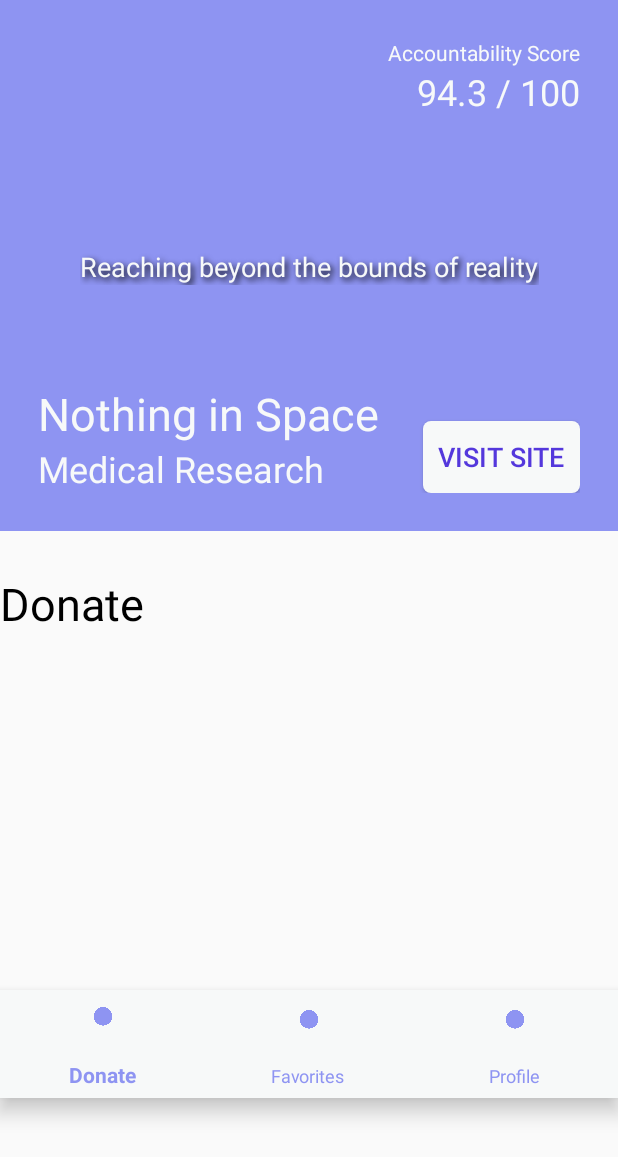
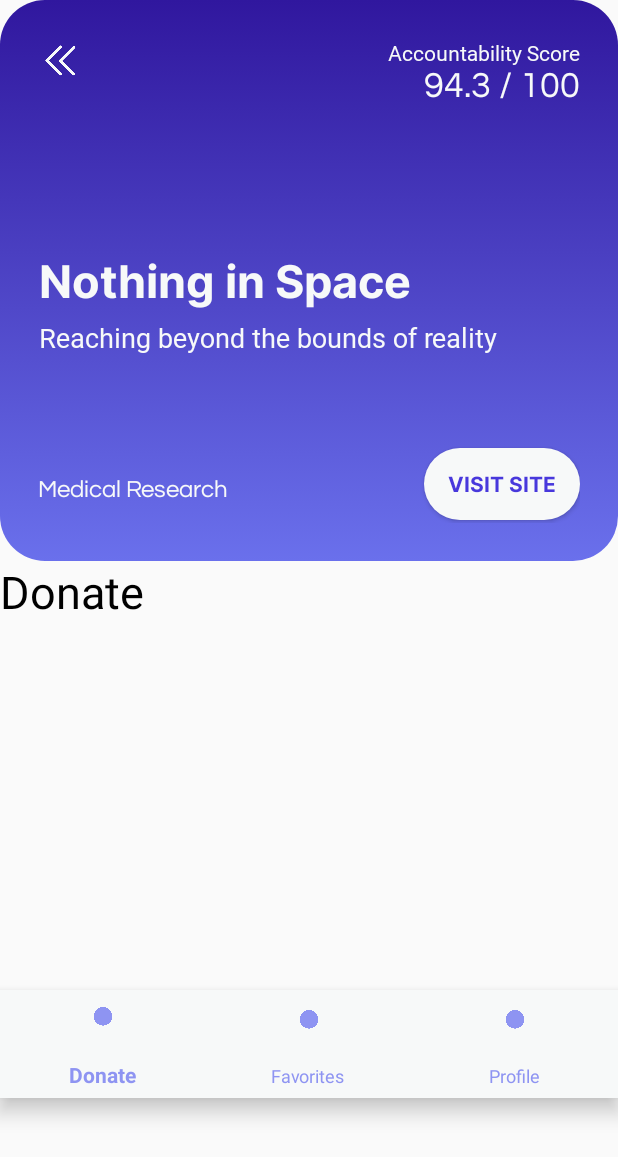
Before and after one commit to mulanz/dodoplier, an Android app: the OrganizationInfo screen opened directly, with no data from a screen before it, on a phone screen of 412 x 824 dp. Shown: the top 1157 px of the screen. Run offline under Robolectric (Android 15) with nearby library versions, the phone set to English and light mode, and no system bars.

Commit message:
add back btn icon and stuff

```diff
--- /dev/null
+++ b/Dodoplier/app/src/main/res/drawable/org_info_bg.xml
@@ -0,0 +1,10 @@
+<?xml version="1.0" encoding="utf-8"?>
+<selector xmlns:android="http://schemas.android.com/apk/res/android">
+    <item >
+        <shape android:shape="rectangle"  >
+            <corners android:radius="30dip" />
+            <stroke android:width="0dip" android:color="@color/black" />
+            <gradient android:angle="-45" android:startColor="#30179E" android:endColor="#6A70EC" />
+        </shape>
+    </item>
+</selector>
--- a/Dodoplier/app/src/main/res/drawable/white_button.xml
+++ b/Dodoplier/app/src/main/res/drawable/white_button.xml
@@ -2,21 +2,21 @@
 <selector xmlns:android="http://schemas.android.com/apk/res/android">
         <item android:state_pressed="true" >
             <shape android:shape="rectangle"  >
-                <corners android:radius="5dip" />
-                <stroke android:width="1dip" android:color="#5e7974" />
-                <gradient android:angle="-90" android:startColor="@color/white" android:endColor="@color/colorPrimary"  />
+                <corners android:radius="30dip" />
+                <stroke android:width="0dip" android:color="#FBFBFB" />
+                <gradient android:angle="-90" android:startColor="#C4C7FF" android:endColor="#C7CAFF"  />
             </shape>
         </item>
         <item android:state_focused="true">
             <shape android:shape="rectangle"  >
-                <corners android:radius="5dip" />
+                <corners android:radius="30dip" />
                 <stroke android:width="1dip" android:color="@color/colorPrimary" />
                 <solid android:color="#58857e"/>
             </shape>
         </item>
         <item >
             <shape android:shape="rectangle"  >
-                <corners android:radius="5dip" />
+                <corners android:radius="30dip" />
                 <stroke android:width="0dip" android:color="@color/black" />
                 <gradient android:angle="-90" android:startColor="@color/white" android:endColor="@color/white" />
             </shape>
--- a/Dodoplier/app/src/main/res/layout/activity_organization_info.xml
+++ b/Dodoplier/app/src/main/res/layout/activity_organization_info.xml
@@ -11,7 +11,7 @@
         android:id="@+id/constraintLayout2"
         android:layout_width="match_parent"
         android:layout_height="0dp"
-        android:background="@color/colorPrimary"
+        android:background="@drawable/org_info_bg"
         android:padding="25dp"
         app:layout_constraintBottom_toTopOf="@+id/constraintLayout4"
         app:layout_constraintEnd_toEndOf="parent"
@@ -20,24 +20,39 @@
         app:layout_constraintTop_toTopOf="parent"
         app:layout_constraintVertical_bias="1.0">
 
+        <ImageButton
+            android:id="@+id/orgInfoPageBackBtn"
+            android:layout_width="30dp"
+            android:layout_height="30dp"
+            android:background="@drawable/left1"
+            android:backgroundTint="@color/white"
+            app:layout_constraintStart_toStartOf="parent"
+            app:layout_constraintTop_toTopOf="parent" />
+
         <TextView
             android:id="@+id/orgPageTitle"
             android:layout_width="wrap_content"
             android:layout_height="wrap_content"
+            android:fontFamily="@font/inter_bold"
+            android:gravity="center"
+            android:maxWidth="300dp"
             android:text="Nothing in Space"
             android:textColor="@color/white"
             android:textSize="30sp"
-            app:layout_constraintBottom_toTopOf="@+id/orgPageCause"
-            app:layout_constraintStart_toStartOf="parent" />
+            app:layout_constraintBottom_toBottomOf="parent"
+            app:layout_constraintStart_toStartOf="parent"
+            app:layout_constraintTop_toTopOf="parent" />
 
         <TextView
             android:id="@+id/orgPageCause"
             android:layout_width="wrap_content"
             android:layout_height="wrap_content"
+            android:layout_marginBottom="13dp"
+            android:fontFamily="@font/questrial"
             android:maxWidth="200dp"
             android:text="Medical Research"
             android:textColor="@color/white"
-            android:textSize="24sp"
+            android:textSize="16sp"
             app:layout_constraintBottom_toBottomOf="parent"
             app:layout_constraintStart_toStartOf="parent" />
 
@@ -45,29 +60,35 @@
             android:id="@+id/orgPageTagline"
             android:layout_width="wrap_content"
             android:layout_height="wrap_content"
-            android:shadowColor="@color/black"
+            android:layout_marginTop="4dp"
+            android:fontFamily="@font/inter"
+            android:gravity="center"
+            android:maxWidth="350dp"
             android:shadowDx="3"
             android:shadowDy="3"
             android:shadowRadius="5"
-            android:text="Reaching beyond the bounds of reality"
+            android:text="Reaching beyond the bounds of reality "
             android:textColor="@color/white"
             android:textSize="18sp"
-            app:layout_constraintBottom_toTopOf="@+id/orgPageTitle"
-            app:layout_constraintEnd_toEndOf="parent"
+            android:visibility="visible"
             app:layout_constraintStart_toStartOf="parent"
-            app:layout_constraintTop_toTopOf="parent"
-            app:layout_constraintVertical_bias="0.683" />
+            app:layout_constraintTop_toBottomOf="@+id/orgPageTitle" />
 
         <Button
             android:id="@+id/learnMoreBtn"
             android:layout_width="wrap_content"
             android:layout_height="wrap_content"
+            android:layout_marginBottom="2dp"
             android:background="@drawable/white_button"
-            android:paddingLeft="10dp"
-            android:paddingRight="10dp"
+            android:fontFamily="@font/inter_bold"
+            android:paddingLeft="16dp"
+            android:paddingRight="16dp"
+            android:shadowDx="3"
+            android:shadowDy="3"
+            android:shadowRadius="5"
             android:text="Visit Site"
             android:textColor="@color/colorPrimaryDark"
-            android:textSize="18sp"
+            android:textSize="14sp"
             app:layout_constraintBottom_toBottomOf="parent"
             app:layout_constraintEnd_toEndOf="parent" />
 
@@ -75,6 +96,7 @@
             android:id="@+id/orgPageScore"
             android:layout_width="wrap_content"
             android:layout_height="wrap_content"
+            android:fontFamily="@font/questrial"
             android:text="94.3 / 100"
             android:textColor="@color/white"
             android:textSize="24sp"
@@ -85,6 +107,7 @@
             android:id="@+id/scoreLabel"
             android:layout_width="wrap_content"
             android:layout_height="wrap_content"
+            android:fontFamily="@font/inter"
             android:text="Accountability Score"
             android:textColor="@color/white"
             app:layout_constraintEnd_toEndOf="parent"
@@ -96,30 +119,32 @@
     <androidx.constraintlayout.widget.ConstraintLayout
         android:id="@+id/constraintLayout4"
         android:layout_width="match_parent"
-        android:layout_height="470dp"
+        android:layout_height="450dp"
         app:layout_constraintBottom_toBottomOf="parent"
         app:layout_constraintEnd_toEndOf="parent"
         app:layout_constraintStart_toStartOf="parent">
 
+        <ScrollView
+            android:layout_width="match_parent"
+            android:layout_height="match_parent"
+            tools:layout_editor_absoluteX="130dp"
+            tools:layout_editor_absoluteY="136dp">
+
             <LinearLayout
                 android:layout_width="match_parent"
-            android:layout_height="match_parent"
-            android:orientation="vertical"
-            app:layout_constraintBottom_toBottomOf="parent"
-            app:layout_constraintEnd_toEndOf="parent"
-            app:layout_constraintHorizontal_bias="0.0"
-            app:layout_constraintStart_toStartOf="parent"
-            app:layout_constraintTop_toTopOf="parent">
+                android:layout_height="wrap_content"
+                android:orientation="vertical" >
 
                 <TextView
                     android:id="@+id/textView6"
                     android:layout_width="147dp"
                     android:layout_height="wrap_content"
-                android:layout_marginTop="28dp"
                     android:text="Donate"
                     android:textColor="#000000"
                     android:textSize="30sp" />
             </LinearLayout>
+        </ScrollView>
+
     </androidx.constraintlayout.widget.ConstraintLayout>
  <com.google.android.material.bottomnavigation.BottomNavigationView
         android:id="@+id/bottom_navigation"
--- a/Dodoplier/app/src/main/res/values/colors.xml
+++ b/Dodoplier/app/src/main/res/values/colors.xml
@@ -1,7 +1,7 @@
 <?xml version="1.0" encoding="utf-8"?>
 <resources>
     <color name="colorPrimary">#8E94F2</color>
-    <color name="colorPrimaryDark">#5438DC</color>
+    <color name="colorPrimaryDark">#4838DC</color>
     <color name="colorAccent">#8EF9F3</color>
     <color name="black">#000000</color>
     <color name="white">#F7F9F9</color>
```
Also changed, not shown: Dodoplier/app/src/main/res/drawable/left1.png (added). Lines whose indentation alone changed are shown as unchanged.
